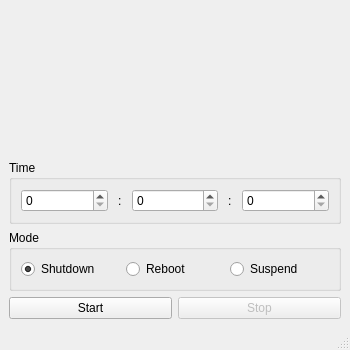
1samson1/sleeper, file src/ui/mainwindow.ui: the form before one commit.
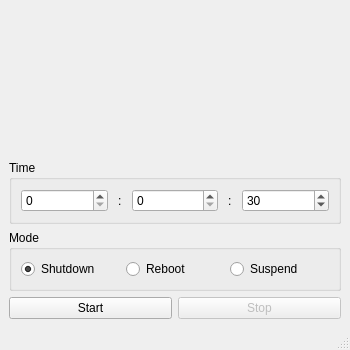
The form after the commit.

Commit message: update time and add timer

Diff of the .ui file:
```diff
--- a/src/ui/mainwindow.ui
+++ b/src/ui/mainwindow.ui
@@ -124,6 +124,9 @@
          <property name="maximum">
           <number>59</number>
          </property>
+         <property name="value">
+          <number>30</number>
+         </property>
         </widget>
        </item>
       </layout>
```
Left out of the diff: 4 changed lines with no effect on the pictures. The commit also changes 2 other files.
